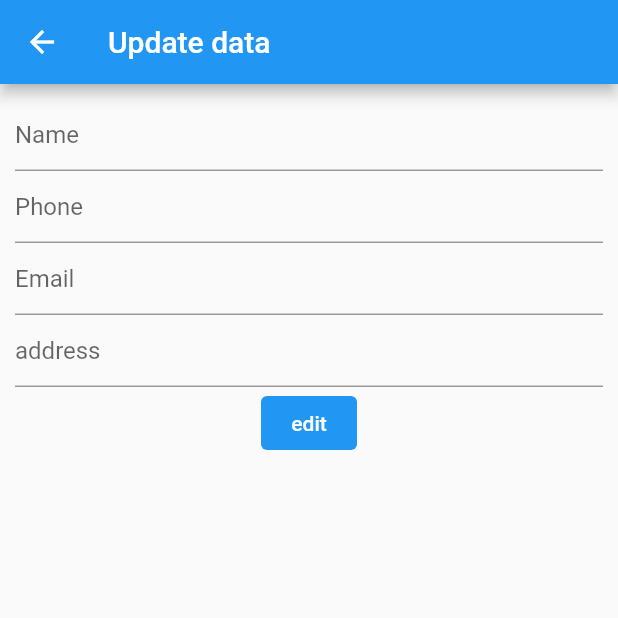
After one commit to cihuyyama/firestorepaml, a Flutter app: the UpdateContact screen opened directly, on a phone screen of 412 x 824 dp, the top half of it. The commit adds this screen. Run offline on Flutter 3.47's test engine with Material 2 defaults, Android fonts, the light colour scheme and no system bars; our stand-ins replace cloud_firestore, firebase_core; accounts and stored records are empty.

Commit message:
udh nambah apdet

```diff
--- a/lib/controller/contact_controller.dart
+++ b/lib/controller/contact_controller.dart
@@ -10,12 +10,11 @@ class ContactController{
 
   Stream<List<DocumentSnapshot>> get stream => streamController.stream;
 
+
   Future<void> addContact(ContactModel ctmodel) async{
     final contact = ctmodel.toMap();
     final DocumentReference docref = await contactCollection.add(contact);
-
     final String docid = docref.id;
-
     final ContactModel contactModel = ContactModel(
       id: docid,
       name: ctmodel.name,
@@ -36,4 +35,15 @@ class ContactController{
     final contact = await contactCollection.doc(id).delete();
     return contact;
   }
+
+  Future updateContact(ContactModel ctmodel) async {
+    final ContactModel ctmodel_updated = ContactModel(
+      id: ctmodel.id,
+      name: ctmodel.name,
+      phone: ctmodel.phone,
+      email: ctmodel.email,
+      address: ctmodel.address);
+
+      return await contactCollection.doc(ctmodel.id).update(ctmodel_updated.toMap());
+  }
 }
--- a/lib/main.dart
+++ b/lib/main.dart
@@ -1,5 +1,6 @@
 import 'package:fb1/view/add_contact.dart';
 import 'package:fb1/view/contact.dart';
+import 'package:fb1/view/update_contact.dart';
 import 'package:firebase_core/firebase_core.dart';
 import 'package:flutter/material.dart';
 
--- a/lib/view/add_contact.dart
+++ b/lib/view/add_contact.dart
@@ -58,6 +58,9 @@ class _AddContactState extends State<AddContact> {
                 },
               ),
               TextButton(
+                  style: ButtonStyle(
+                      backgroundColor: MaterialStateProperty.all(Colors.blue),
+                      foregroundColor: MaterialStateProperty.all(Colors.white)),
                   onPressed: () {
                     ContactModel cm = ContactModel(
                       name: name!,
@@ -66,6 +69,8 @@ class _AddContactState extends State<AddContact> {
                       address: address!,
                     );
                     contactController.addContact(cm);
+                    ScaffoldMessenger.of(context).showSnackBar(
+                        const SnackBar(content: Text('Contact Changed')));
                     Navigator.push(
                         context,
                         MaterialPageRoute(
--- a/lib/view/contact.dart
+++ b/lib/view/contact.dart
@@ -1,6 +1,7 @@
 import 'package:cloud_firestore/cloud_firestore.dart';
 import 'package:fb1/controller/contact_controller.dart';
 import 'package:fb1/view/add_contact.dart';
+import 'package:fb1/view/update_contact.dart';
 import 'package:flutter/material.dart';
 
 class Contact extends StatefulWidget {
@@ -52,6 +53,18 @@ class _ContactState extends State<Contact> {
                         padding: const EdgeInsets.all(8.0),
                         child: InkWell(
                           onLongPress: () {
+                            Navigator.push(
+                              context,
+                              MaterialPageRoute(
+                                builder: (context) => UpdateContact(
+                                  id: data[index]['id'],
+                                  name: data[index]['name'],
+                                  phone: data[index]['phone'],
+                                  email: data[index]['email'],
+                                  address: data[index]['address'],
+                                ),
+                              )
+                              );
                           },
                           child: Card(
                             elevation: 8,
--- /dev/null
+++ b/lib/view/update_contact.dart
@@ -0,0 +1,108 @@
+import 'package:fb1/controller/contact_controller.dart';
+import 'package:fb1/model/contact_model.dart';
+import 'package:fb1/view/contact.dart';
+import 'package:flutter/material.dart';
+import 'package:flutter/src/widgets/framework.dart';
+import 'package:flutter/src/widgets/placeholder.dart';
+
+class UpdateContact extends StatefulWidget {
+  const UpdateContact({
+    Key? key,
+    this.id,
+    this.name,
+    this.phone,
+    this.email,
+    this.address,
+  }) : super(key: key);
+
+  final String? id;
+  final String? name;
+  final String? phone;
+  final String? email;
+  final String? address;
+
+  @override
+  State<UpdateContact> createState() => _UpdateContactState();
+}
+
+class _UpdateContactState extends State<UpdateContact> {
+  var contactController = ContactController();
+  final formkey = GlobalKey<FormState>();
+  String? tempname;
+  String? tempphone;
+  String? tempmail;
+  String? tempaddress;
+  @override
+  Widget build(BuildContext context) {
+    return Scaffold(
+      appBar: AppBar(
+        title: const Text('Update data'),
+      ),
+      body: Padding(
+        padding: const EdgeInsets.all(10),
+        child: Form(
+          key: formkey,
+          child: Column(
+            children: [
+              TextFormField(
+                decoration: const InputDecoration(hintText: 'Name'),
+                onSaved: (value) {
+                  tempname = value;
+                },
+                initialValue: widget.name,
+              ),
+              TextFormField(
+                decoration: const InputDecoration(hintText: 'Phone'),
+                onSaved: (value) {
+                  tempphone = value;
+                },
+                initialValue: widget.phone,
+              ),
+              TextFormField(
+                decoration: const InputDecoration(hintText: 'Email'),
+                onSaved: (value) {
+                  tempmail = value;
+                },
+                initialValue: widget.email,
+              ),
+              TextFormField(
+                decoration: const InputDecoration(hintText: 'address'),
+                onSaved: (value) {
+                  tempaddress = value;
+                },
+                initialValue: widget.address,
+              ),
+              TextButton(
+                  style: ButtonStyle(
+                      backgroundColor: MaterialStateProperty.all(Colors.blue),
+                      foregroundColor: MaterialStateProperty.all(Colors.white)
+                      ),
+                  onPressed: () {
+                    if (formkey.currentState!.validate()) {
+                      formkey.currentState!.save();
+                      ContactModel cm = ContactModel(
+                          id: widget.id,
+                          name: tempname!.toString(),
+                          phone: tempphone!.toString(),
+                          email: tempmail!.toString(),
+                          address: tempaddress!.toString());
+                      contactController.updateContact(cm);
+                      ScaffoldMessenger.of(context).showSnackBar(
+                          const SnackBar(content: Text('Contact Changed')));
+
+                      Navigator.push(
+                        context,
+                        MaterialPageRoute(
+                          builder: (context) => const Contact(),
+                        ),
+                      );
+                    }
+                  },
+                  child: Text('edit'))
+            ],
+          ),
+        ),
+      ),
+    );
+  }
+}
```
Lines whose indentation alone changed are shown as unchanged.
